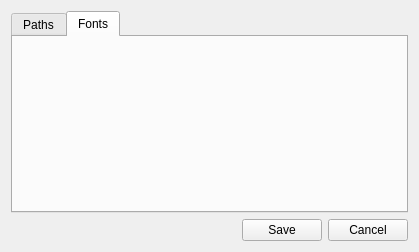
egrath/equagen, file SettingsDialog.ui: the form before one commit.
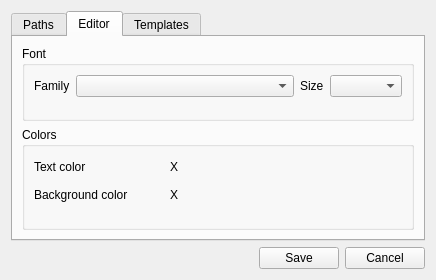
The form after the commit. The open tabs and pages were chosen to show the change.

Commit message: improved tex compilation process; made fonts for editor selectable

```diff
--- a/SettingsDialog.ui
+++ b/SettingsDialog.ui
@@ -9,8 +9,8 @@
    <rect>
     <x>0</x>
     <y>0</y>
-    <width>419</width>
-    <height>252</height>
+    <width>436</width>
+    <height>280</height>
    </rect>
   </property>
   <property name="windowTitle">
@@ -44,23 +44,6 @@
          </property>
         </widget>
        </item>
-       <item row="1" column="0">
-        <widget class="QLabel" name="label_5">
-         <property name="text">
-          <string>dvipng</string>
-         </property>
-        </widget>
-       </item>
-       <item row="1" column="1">
-        <widget class="QLineEdit" name="textEditDvipng"/>
-       </item>
-       <item row="1" column="2">
-        <widget class="QPushButton" name="buttonBrowseDvipng">
-         <property name="text">
-          <string>Browse</string>
-         </property>
-        </widget>
-       </item>
        <item row="3" column="1">
         <spacer name="verticalSpacer_2">
          <property name="orientation">
@@ -95,8 +78,195 @@
      </widget>
      <widget class="QWidget" name="tabFonts_2">
       <attribute name="title">
-       <string>Fonts</string>
+       <string>Editor</string>
       </attribute>
+      <layout class="QGridLayout" name="gridLayout_4">
+       <item row="0" column="0">
+        <widget class="QGroupBox" name="groupBox">
+         <property name="title">
+          <string>Font</string>
+         </property>
+         <property name="flat">
+          <bool>false</bool>
+         </property>
+         <layout class="QGridLayout" name="gridLayout">
+          <item row="0" column="0">
+           <widget class="QLabel" name="label">
+            <property name="text">
+             <string>Family</string>
+            </property>
+           </widget>
+          </item>
+          <item row="0" column="1">
+           <widget class="QComboBox" name="comboBoxFontFamily">
+            <property name="sizePolicy">
+             <sizepolicy hsizetype="Expanding" vsizetype="Fixed">
+              <horstretch>0</horstretch>
+              <verstretch>0</verstretch>
+             </sizepolicy>
+            </property>
+           </widget>
+          </item>
+          <item row="0" column="2">
+           <widget class="QLabel" name="label_2">
+            <property name="text">
+             <string>Size</string>
+            </property>
+           </widget>
+          </item>
+          <item row="0" column="3">
+           <widget class="QComboBox" name="comboBoxFontSize"/>
+          </item>
+          <item row="1" column="1">
+           <spacer name="verticalSpacer_4">
+            <property name="orientation">
+             <enum>Qt::Vertical</enum>
+            </property>
+            <property name="sizeHint" stdset="0">
+             <size>
+              <width>20</width>
+              <height>40</height>
+             </size>
+            </property>
+           </spacer>
+          </item>
+         </layout>
+        </widget>
+       </item>
+       <item row="1" column="0">
+        <widget class="QGroupBox" name="groupBox_2">
+         <property name="title">
+          <string>Colors</string>
+         </property>
+         <layout class="QGridLayout" name="gridLayout_5">
+          <item row="0" column="0">
+           <widget class="QLabel" name="label_3">
+            <property name="text">
+             <string>Text color</string>
+            </property>
+           </widget>
+          </item>
+          <item row="0" column="1">
+           <widget class="QPushButton" name="buttonTextColor">
+            <property name="sizePolicy">
+             <sizepolicy hsizetype="Fixed" vsizetype="Fixed">
+              <horstretch>0</horstretch>
+              <verstretch>0</verstretch>
+             </sizepolicy>
+            </property>
+            <property name="text">
+             <string>X</string>
+            </property>
+            <property name="flat">
+             <bool>true</bool>
+            </property>
+           </widget>
+          </item>
+          <item row="1" column="0">
+           <widget class="QLabel" name="label_5">
+            <property name="text">
+             <string>Background color</string>
+            </property>
+           </widget>
+          </item>
+          <item row="1" column="1">
+           <widget class="QPushButton" name="buttonBackgroundColor">
+            <property name="sizePolicy">
+             <sizepolicy hsizetype="Fixed" vsizetype="Fixed">
+              <horstretch>0</horstretch>
+              <verstretch>0</verstretch>
+             </sizepolicy>
+            </property>
+            <property name="text">
+             <string>X</string>
+            </property>
+            <property name="flat">
+             <bool>true</bool>
+            </property>
+           </widget>
+          </item>
+          <item row="0" column="2">
+           <spacer name="horizontalSpacer">
+            <property name="orientation">
+             <enum>Qt::Horizontal</enum>
+            </property>
+            <property name="sizeHint" stdset="0">
+             <size>
+              <width>40</width>
+              <height>20</height>
+             </size>
+            </property>
+           </spacer>
+          </item>
+          <item row="2" column="0">
+           <spacer name="verticalSpacer">
+            <property name="orientation">
+             <enum>Qt::Vertical</enum>
+            </property>
+            <property name="sizeHint" stdset="0">
+             <size>
+              <width>20</width>
+              <height>40</height>
+             </size>
+            </property>
+           </spacer>
+          </item>
+         </layout>
+        </widget>
+       </item>
+      </layout>
+     </widget>
+     <widget class="QWidget" name="tab">
+      <attribute name="title">
+       <string>Templates</string>
+      </attribute>
+      <layout class="QGridLayout" name="gridLayout_3">
+       <item row="0" column="0">
+        <layout class="QHBoxLayout" name="horizontalLayout">
+         <item>
+          <widget class="QListWidget" name="listWidget"/>
+         </item>
+         <item>
+          <layout class="QVBoxLayout" name="verticalLayout_2">
+           <item>
+            <widget class="QPushButton" name="pushButtonNewTemplate">
+             <property name="text">
+              <string>New</string>
+             </property>
+            </widget>
+           </item>
+           <item>
+            <widget class="QPushButton" name="pushButtonEditTemplate">
+             <property name="text">
+              <string>Edit</string>
+             </property>
+            </widget>
+           </item>
+           <item>
+            <widget class="QPushButton" name="pushButtonDeleteTemplate">
+             <property name="text">
+              <string>Delete</string>
+             </property>
+            </widget>
+           </item>
+           <item>
+            <spacer name="verticalSpacer_3">
+             <property name="orientation">
+              <enum>Qt::Vertical</enum>
+             </property>
+             <property name="sizeHint" stdset="0">
+              <size>
+               <width>20</width>
+               <height>40</height>
+              </size>
+             </property>
+            </spacer>
+           </item>
+          </layout>
+         </item>
+        </layout>
+       </item>
+      </layout>
      </widget>
     </widget>
    </item>
```
Left out of the diff: 24 changed lines with no effect on the pictures. The commit also changes 19 other files.
